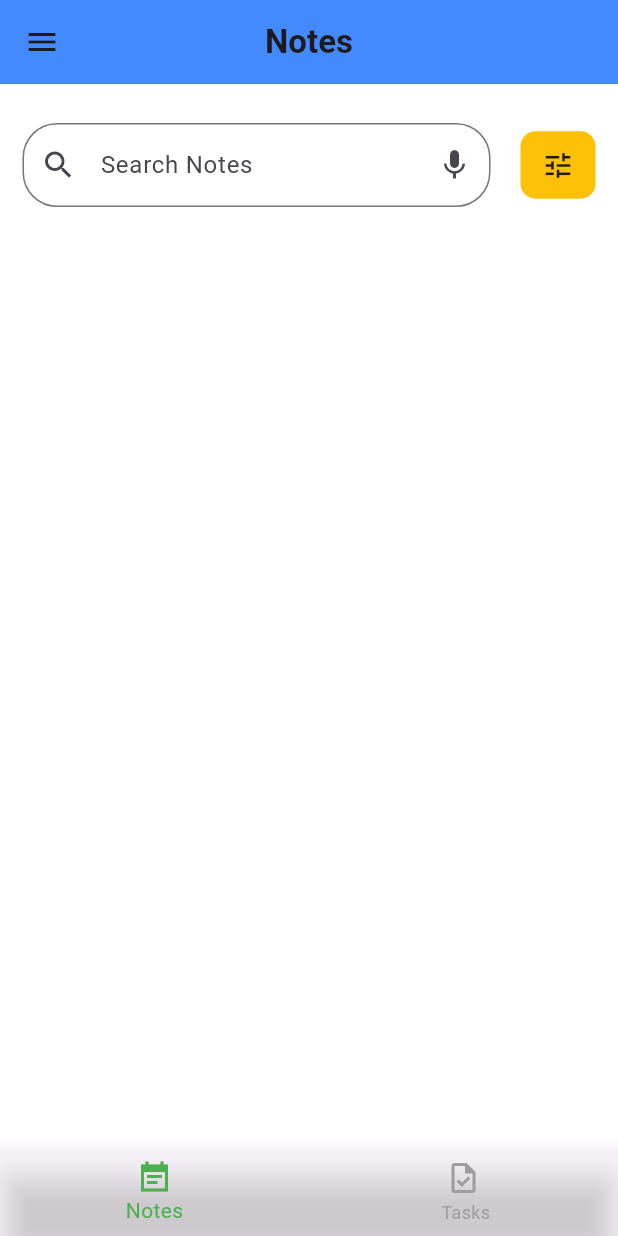
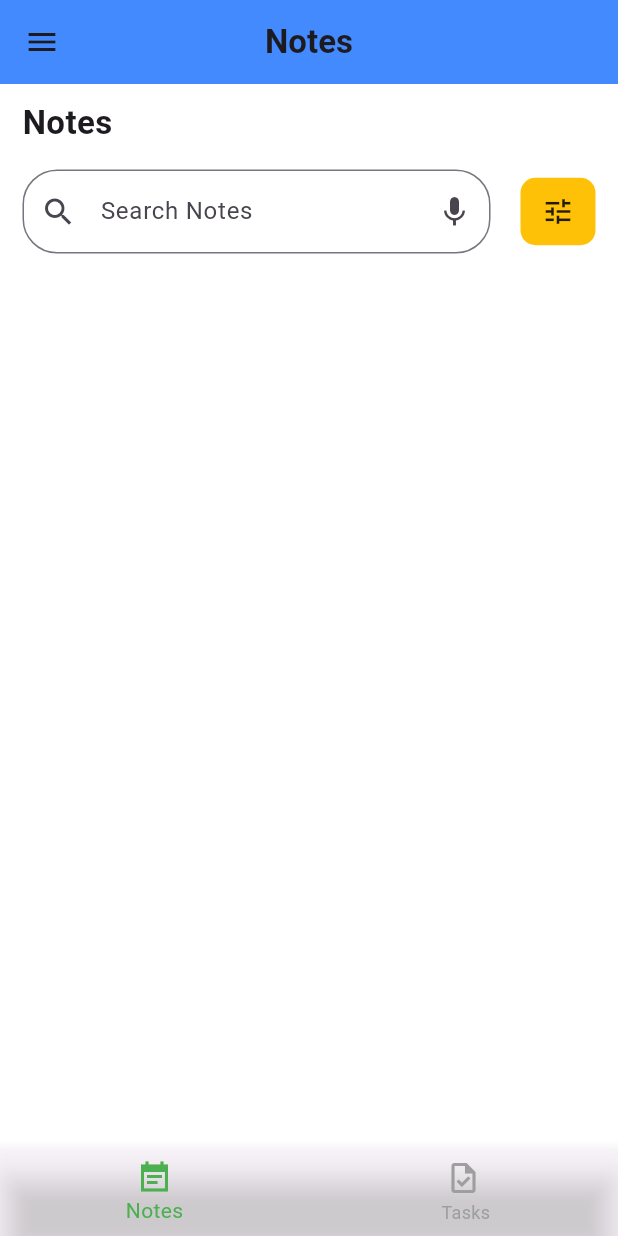
Before and after one commit to mdreja09/My_Notes, a Flutter app: the screen it shows after launch, on a phone screen of 412 x 824 dp. Run offline on Flutter 3.47's test engine with Material 3 defaults, Android fonts, the phone set to English and light mode, and no system bars.

Commit message:
Notes task

```diff
--- a/lib/View/Notes/NotesScreen.dart
+++ b/lib/View/Notes/NotesScreen.dart
@@ -67,13 +67,18 @@ class _NotesScreenState extends State<NotesScreen> {
         width: double.infinity,
         margin: EdgeInsets.symmetric(horizontal: 15, vertical: 10),
         child: Column(
+          //mainAxisAlignment: MainAxisAlignment.start,
+          crossAxisAlignment: CrossAxisAlignment.start,
           children: [
+            Text("Notes",style: TextStyle(fontSize: 22,fontWeight: FontWeight.w700),),
+
             //Divider(thickness: 3, color: Colors.grey.withOpacity(0.6)),
             Padding(
               padding: const EdgeInsets.symmetric(vertical: 16),
               child: Row(
                 spacing: 20,
                 mainAxisAlignment: MainAxisAlignment.spaceBetween,
+
                 children: [
                   Expanded(
                     child: TextField(
```
